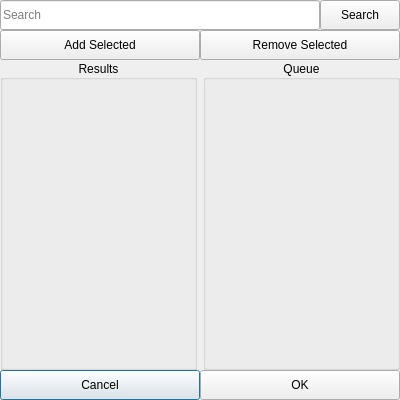
First picture: the form in SearchDialog.ui, repository korbosoft/modmiiDownloader, before the edit.
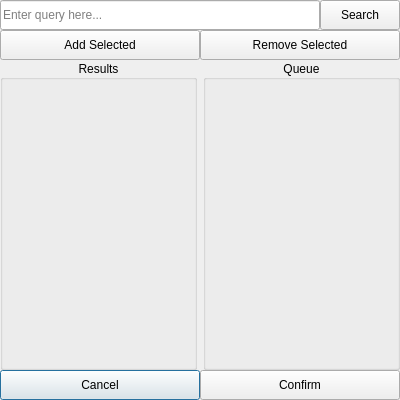
Second picture: the form after the edit. Icons and pictures are not drawn. Custom widgets are drawn as their Qt base class.

What changed in the file:
```diff
--- a/SearchDialog.ui
+++ b/SearchDialog.ui
@@ -53,7 +53,7 @@
     </rect>
    </property>
    <property name="placeholderText">
-    <string>Search</string>
+    <string>Enter query here...</string>
    </property>
    <property name="clearButtonEnabled">
     <bool>true</bool>
@@ -69,7 +69,7 @@
     </rect>
    </property>
    <property name="text">
-    <string>OK</string>
+    <string>Confirm</string>
    </property>
   </widget>
   <widget class="QPushButton" name="cancel">
```
Left out of the diff: 12 changed lines with no effect on the pictures.
